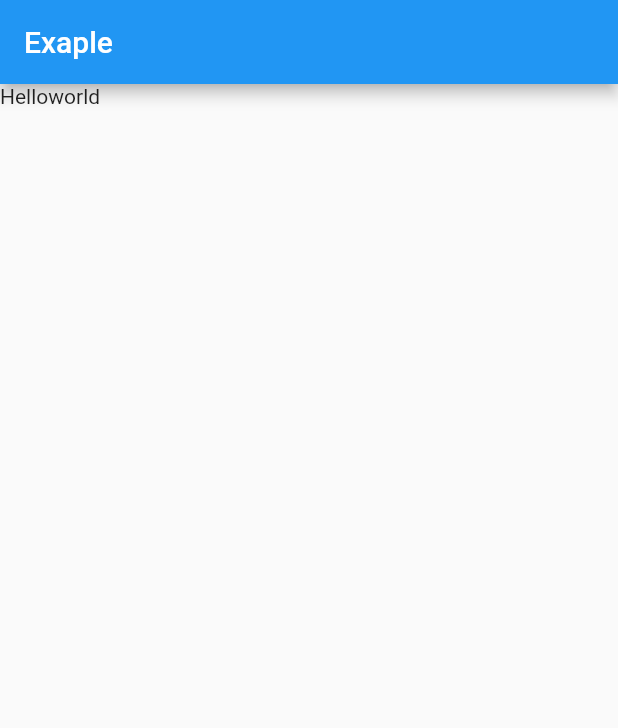
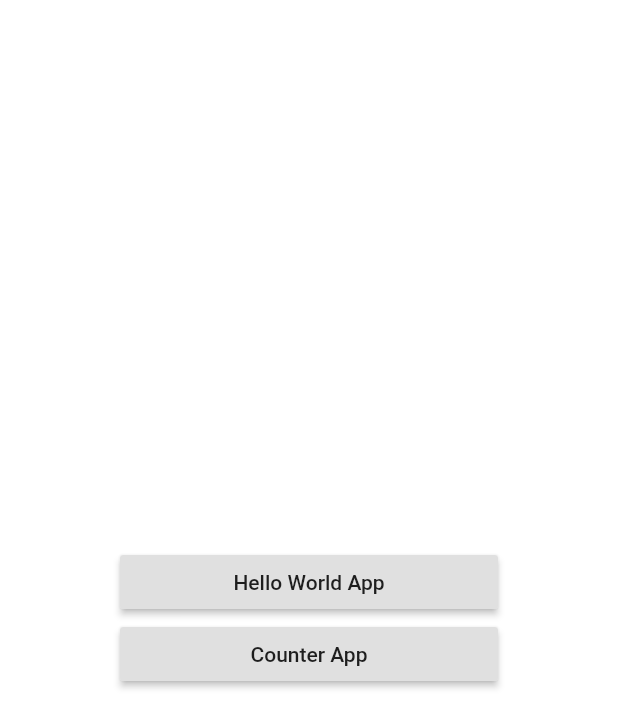
Before and after one commit to Rashidul420222/riverpodPractices, a Flutter app: the screen it shows after launch, on a phone screen of 412 x 824 dp. Shown: the top 728 px of the screen. Run offline on Flutter 3.47's test engine with Material 2 defaults, Android fonts, the phone set to English and light mode, and no system bars; our stand-ins replace flutter_riverpod.

Commit message:
Countter app updated

```diff
--- a/lib/main.dart
+++ b/lib/main.dart
@@ -1,24 +1,45 @@
 import 'package:flutter/material.dart';
-
 import 'package:flutter_riverpod/flutter_riverpod.dart';
 
-final helloWorldProvider = Provider((_) => 'Helloworld');
+import './src/helloWorld.dart';
+import './src/counterApp.dart';
 
 void main() => runApp(ProviderScope(
+
       child: MyApp(),
     ));
 
-class MyApp extends ConsumerWidget {
+class MyApp extends StatelessWidget {
   @override
-  Widget build(context, watch) {
-    final String value = watch(helloWorldProvider);
+  Widget build(BuildContext context) {
+    return MaterialApp(
+      home: AppList(),
+      routes: {
+        HelloWorld.id: (context) => HelloWorld(),
+        CounterApp.id: (context) => CounterApp(),
+      },
+    );
+  }
+}
 
-    return MaterialApp(
-      home: Scaffold(
-        appBar: AppBar(
-          title: Text('Exaple'),
-        ),
-        body: Text(value),
+class AppList extends StatelessWidget {
+  @override
+  Widget build(BuildContext context) {
+    return Padding(
+      padding: const EdgeInsets.all(80.0),
+      child: Column(
+        mainAxisAlignment: MainAxisAlignment.center,
+        crossAxisAlignment: CrossAxisAlignment.stretch,
+        children: [
+          RaisedButton(
+            child: Text('Hello World App'),
+            onPressed: () => Navigator.pushNamed(context, HelloWorld.id),
+          ),
+          RaisedButton(
+            child: Text('Counter App'),
+            onPressed: () => Navigator.pushNamed(context, CounterApp.id),
+          ),
+        ],
       ),
     );
   }
--- /dev/null
+++ b/lib/src/counterApp.dart
@@ -0,0 +1,29 @@
+import 'package:flutter/material.dart';
+import 'package:flutter_riverpod/flutter_riverpod.dart';
+
+final counterProvider = StateProvider((ref) => 0);
+
+class CounterApp extends ConsumerWidget {
+  static const String id = 'CounterApp';
+  @override
+  Widget build(BuildContext context, ScopedReader watch) {
+    final counter = watch(counterProvider);
+
+    return Scaffold(
+      appBar: AppBar(
+        title: Text('CounterApp ${counter.state}'),
+      ),
+      body: Center(
+        child: RaisedButton(
+          onPressed: () => counter.state++,
+          child: Text('Counter Number ${counter.state}'),
+        ),
+      ),
+      floatingActionButton: FloatingActionButton(
+        onPressed: () => context.read(counterProvider).state++,
+        child: Icon(Icons.add),
+        tooltip: 'Button click ${counter.state}',
+      ),
+    );
+  }
+}
--- /dev/null
+++ b/lib/src/helloWorld.dart
@@ -0,0 +1,21 @@
+import 'package:flutter/material.dart';
+import 'package:flutter_riverpod/flutter_riverpod.dart';
+
+final helloWorldProvider = Provider((_) => 'Helloworld');
+
+class HelloWorld extends ConsumerWidget {
+  static const String id = 'helloWorld';
+  @override
+  Widget build(context, watch) {
+    final String value = watch(helloWorldProvider);
+
+    return MaterialApp(
+      home: Scaffold(
+        appBar: AppBar(
+          title: Text('Exaple'),
+        ),
+        body: Center(child: Text(value)),
+      ),
+    );
+  }
+}
```
Also changed, not shown: lib/src/todoApp.dart (added, +57 -0 lines).
